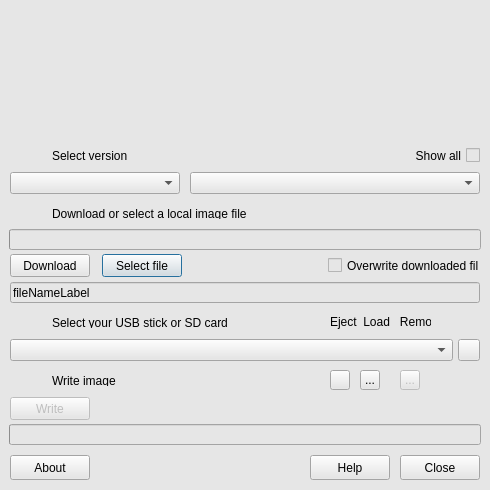
Old version of the form creator.ui in the repository LibreELEC/usb-sd-creator.
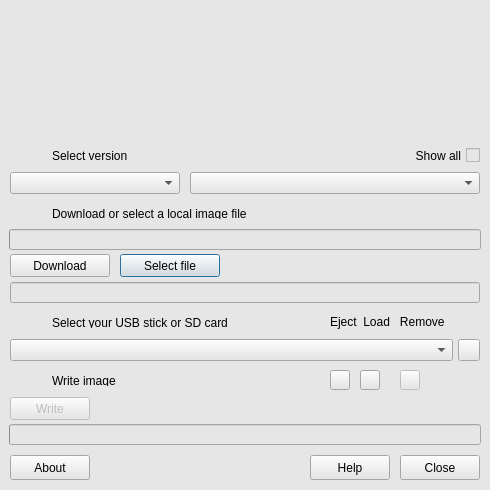
New version of the form. Icons and pictures are not drawn.

What changed in the file:
```diff
--- a/creator.ui
+++ b/creator.ui
@@ -175,9 +175,9 @@
     <widget class="QPushButton" name="loadButton">
      <property name="geometry">
       <rect>
-       <x>102</x>
+       <x>120</x>
        <y>124</y>
-       <width>80</width>
+       <width>100</width>
        <height>23</height>
       </rect>
      </property>
@@ -324,7 +324,7 @@
       <rect>
        <x>10</x>
        <y>124</y>
-       <width>80</width>
+       <width>100</width>
        <height>23</height>
       </rect>
      </property>
@@ -437,25 +437,6 @@
       <string>Write</string>
      </property>
     </widget>
-    <widget class="QCheckBox" name="checkBoxOverwrite">
-     <property name="enabled">
-      <bool>true</bool>
-     </property>
-     <property name="geometry">
-      <rect>
-       <x>328</x>
-       <y>127</y>
-       <width>151</width>
-       <height>17</height>
-      </rect>
-     </property>
-     <property name="text">
-      <string>Overwrite downloaded file</string>
-     </property>
-     <property name="checked">
-      <bool>false</bool>
-     </property>
-    </widget>
     <widget class="QPushButton" name="helpButton">
      <property name="geometry">
       <rect>
@@ -512,9 +493,6 @@
      <property name="focusPolicy">
       <enum>Qt::NoFocus</enum>
      </property>
-     <property name="text">
-      <string>fileNameLabel</string>
-     </property>
      <property name="frame">
       <bool>true</bool>
      </property>
@@ -567,7 +545,7 @@
       <string>Load device</string>
      </property>
      <property name="text">
-      <string>...</string>
+      <string/>
      </property>
      <property name="icon">
       <iconset resource="resources.qrc">
@@ -579,7 +557,7 @@
       <rect>
        <x>330</x>
        <y>184</y>
-       <width>101</width>
+       <width>131</width>
        <height>16</height>
       </rect>
      </property>
@@ -600,7 +578,7 @@
       </rect>
      </property>
      <property name="text">
-      <string>...</string>
+      <string/>
      </property>
      <property name="icon">
       <iconset resource="resources.qrc">
```
Left out of the diff: 8 changed lines with no effect on the pictures.
